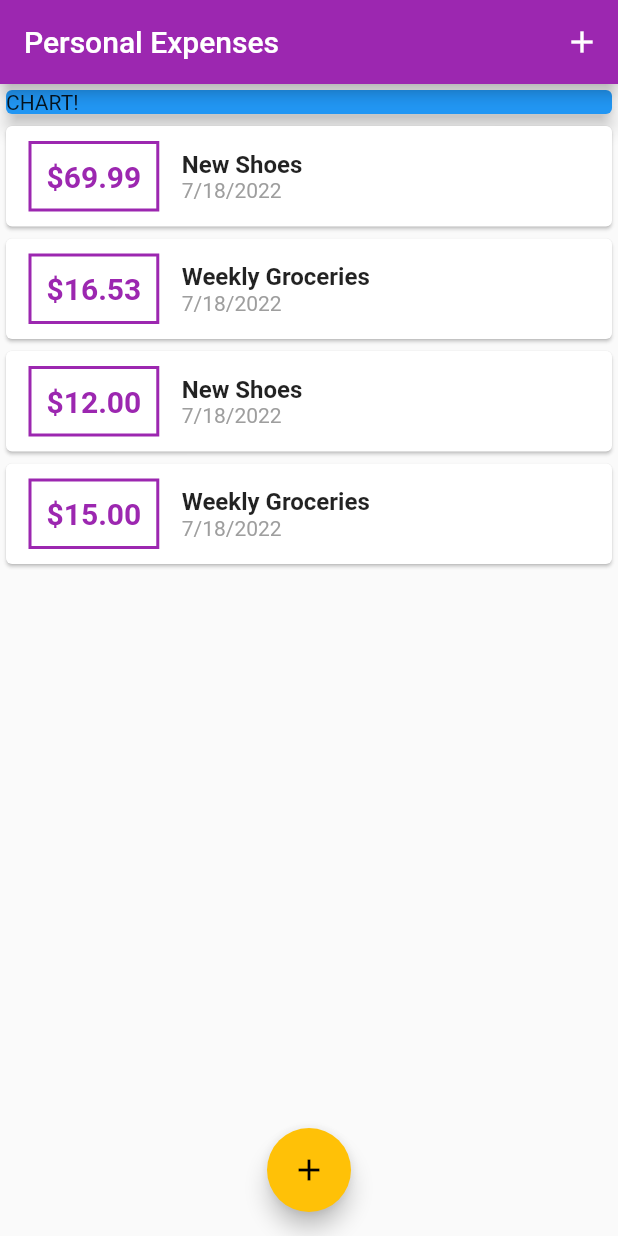
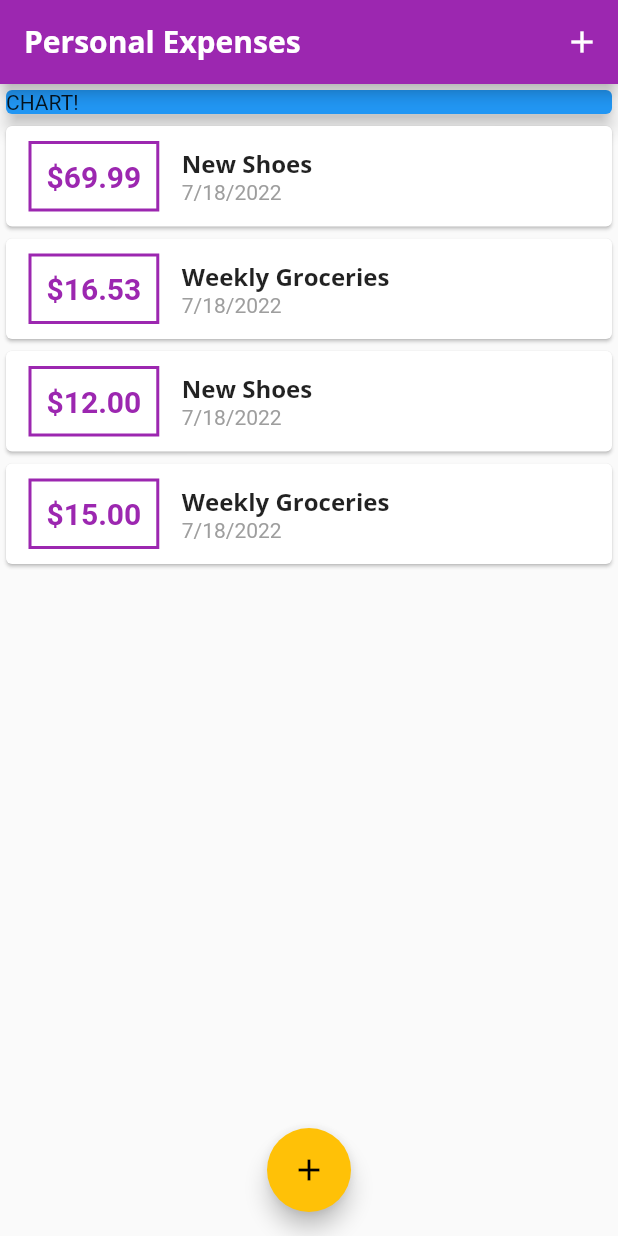
Before and after one commit to lanimortontran/academind-section4-personal-expenses, a Flutter app: the screen it shows after launch, on a phone screen of 412 x 824 dp. Run offline on Flutter 3.47's test engine with Material 2 defaults, Android fonts, the phone set to English and light mode, and no system bars.

Commit message:
Custom Fonts and defining text styles for theme

```diff
--- a/lib/main.dart
+++ b/lib/main.dart
@@ -14,6 +14,21 @@ class MyApp extends StatelessWidget {
       theme: ThemeData(
         primarySwatch: Colors.purple,
         accentColor: Colors.amber,
+        fontFamily: 'Quicksand',
+        appBarTheme: AppBarTheme(
+          titleTextStyle: TextStyle(
+            fontFamily: 'OpenSans',
+            fontSize: 20.0,
+            fontWeight: FontWeight.bold,
+          ),
+        ),
+        textTheme: ThemeData.light().textTheme.copyWith(
+              titleMedium: TextStyle(
+                fontFamily: 'OpenSans',
+                fontWeight: FontWeight.bold,
+                fontSize: 16.0,
+              ),
+            ),
       ),
       home: MyHomePage(),
     );
--- a/lib/widgets/transaction_list.dart
+++ b/lib/widgets/transaction_list.dart
@@ -43,10 +43,7 @@ class TransactionList extends StatelessWidget {
                   children: [
                     Text(
                       _transactions[index].title,
-                      style: TextStyle(
-                        fontWeight: FontWeight.bold,
-                        fontSize: 16.0,
-                      ),
+                      style: Theme.of(context).textTheme.titleMedium, // Style the transaction titles using the app theme's title config
                     ),
                     Text(
                       DateFormat.yMd().format(_transactions[index].date),
```
Also changed, not shown: pubspec.yaml (+12 -11 lines), assets/fonts/OpenSans-Bold.ttf (added), assets/fonts/OpenSans-Regular.ttf (added), assets/fonts/Quicksand-Bold.ttf (added), assets/fonts/Quicksand-Light.ttf (added), assets/fonts/Quicksand-Medium.ttf (added), assets/fonts/Quicksand-Regular.ttf (added).
